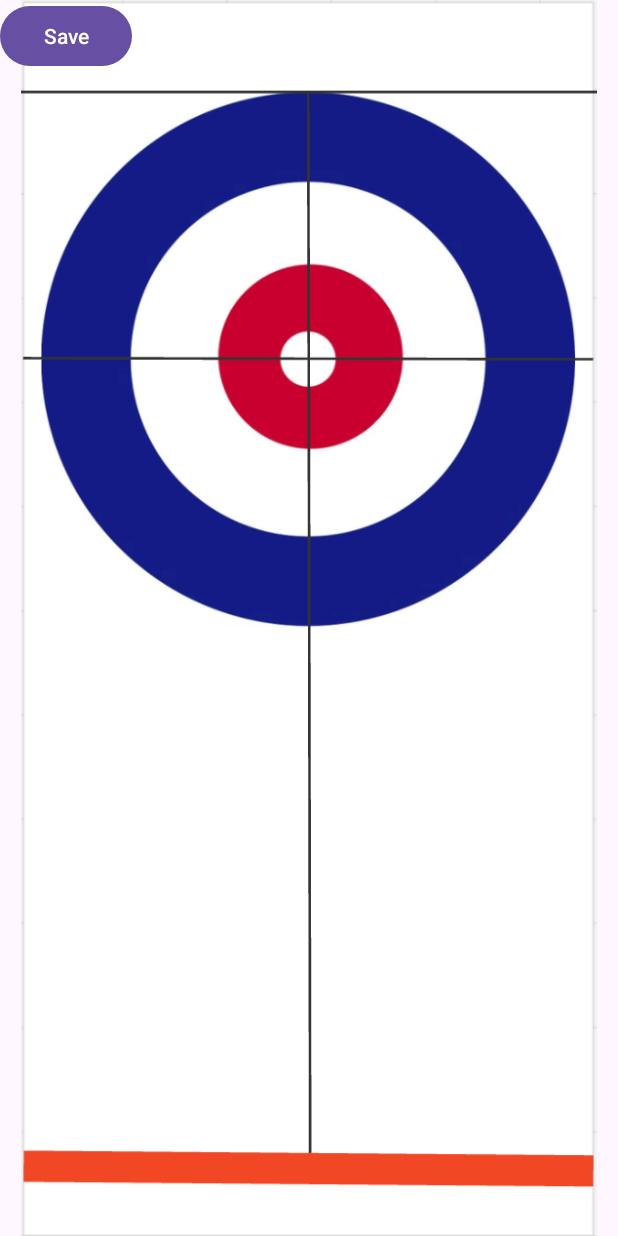
After one commit to JamieStewart4/CS2063-project, an Android app: the layout puzzle_creator.xml on its own in the app's theme, with its tools: preview values and no code run, on a phone screen of 412 x 824 dp. The commit adds this screen. Run offline under Robolectric (Android 15) with nearby library versions, the phone set to English and light mode, and no system bars.

Commit message:
Added PuzzleCreator

```diff
--- a/app/src/main/AndroidManifest.xml
+++ b/app/src/main/AndroidManifest.xml
@@ -14,6 +14,11 @@
         tools:targetApi="31">
         <activity
             android:name=".PuzzleComplete"
+            android:exported="false">
+
+        </activity>
+        <activity
+            android:name=".PuzzleCreator"
             android:exported="false">
 
         </activity>
--- a/app/src/main/java/com/example/curlingclubchampions/SelectMode.kt
+++ b/app/src/main/java/com/example/curlingclubchampions/SelectMode.kt
@@ -16,6 +16,12 @@ class SelectMode: AppCompatActivity() {
             startActivity(intent)
         }
 
+        val puzzleCreatorButton = findViewById<Button>(R.id.free_play_button)
+        puzzleCreatorButton.setOnClickListener {
+            val intent = Intent(this@SelectMode, PuzzleCreator::class.java)
+            startActivity(intent)
+        }
+
         // Back button
         val backButton = findViewById<Button>(R.id.back_button)
         backButton.setOnClickListener {
--- /dev/null
+++ b/app/src/main/res/layout/puzzle_creator.xml
@@ -0,0 +1,20 @@
+<?xml version="1.0" encoding="utf-8"?>
+<RelativeLayout xmlns:android="http://schemas.android.com/apk/res/android"
+    xmlns:app="http://schemas.android.com/apk/res-auto"
+    android:id="@+id/puzzle_relative_layout"
+    android:layout_width="match_parent"
+    android:layout_height="match_parent">
+
+    <ImageView
+        android:id="@+id/imageView"
+        android:layout_width="match_parent"
+        android:layout_height="match_parent"
+        app:srcCompat="@drawable/screenshot_2024_10_21_at_2_42_45_pm" />
+
+    <Button
+        android:id="@+id/save_button"
+        android:layout_width="wrap_content"
+        android:layout_height="wrap_content"
+        android:text="@string/creator_save" />
+
+</RelativeLayout>
--- a/app/src/main/res/values/strings.xml
+++ b/app/src/main/res/values/strings.xml
@@ -10,4 +10,5 @@
     <string name="try_in_free_play">Try Free Play</string>
     <string name="next_level">Next Level</string>
     <string name="temp_solve">Solve</string>
+    <string name="creator_save">Save</string>
 </resources>
```
Also changed, not shown: app/src/main/java/com/example/curlingclubchampions/PuzzleCreator.kt (added, +119 -0 lines).
